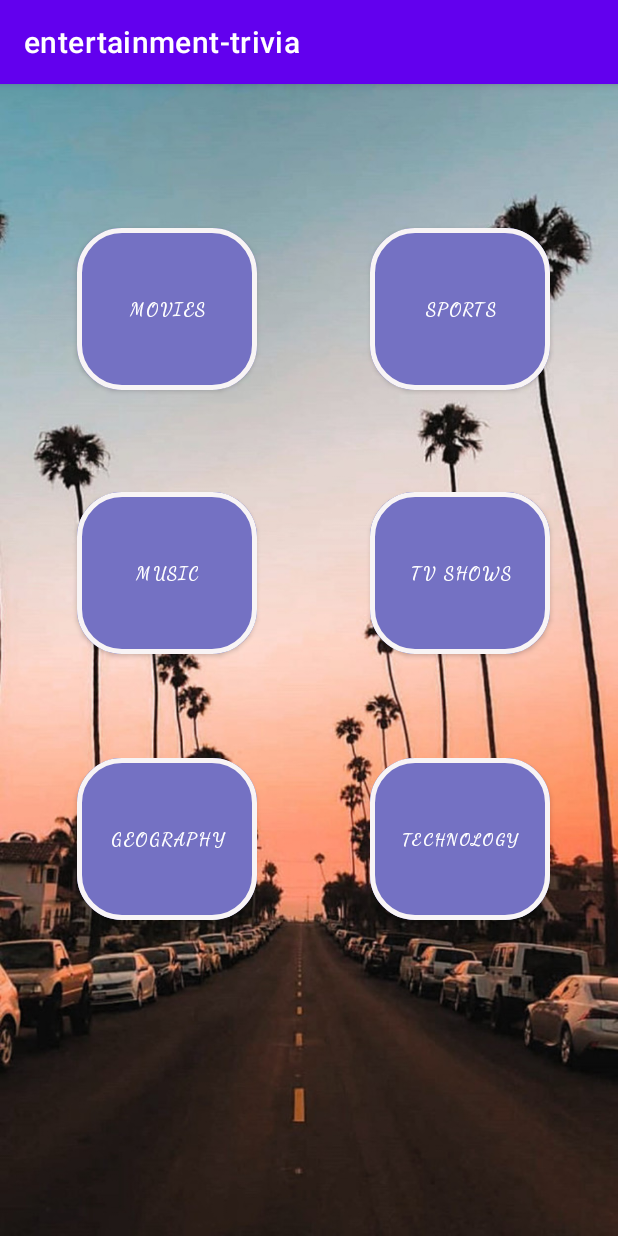
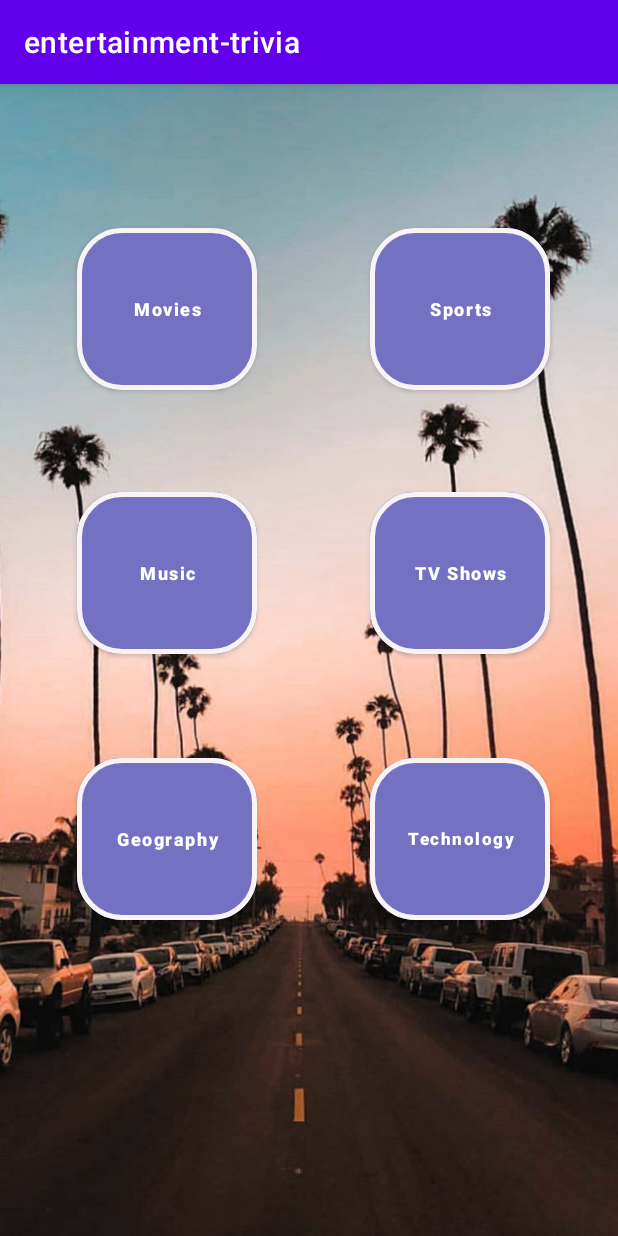
Before and after one commit to nteku/entertainment-trivia, an Android app: the MenuActivity screen opened directly, with no data from a screen before it, on a phone screen of 412 x 824 dp. Run offline under Robolectric (Android 15) with nearby library versions, the phone set to English and light mode, and no system bars.

Commit message:
Updated text Fonts and Movie UI

```diff
--- a/app/src/main/AndroidManifest.xml
+++ b/app/src/main/AndroidManifest.xml
@@ -9,6 +9,7 @@
         android:roundIcon="@mipmap/ic_launcher_round"
         android:supportsRtl="true"
         android:theme="@style/Theme.Entertainmenttrivia"
+
          >
         <activity
             android:name=".TechnologyActivity"
@@ -40,6 +41,7 @@
                 <category android:name="android.intent.category.LAUNCHER" />
             </intent-filter>
         </activity>
+
     </application>
-
+    <uses-permission android:name="android.permission.INTERNET"/>
 </manifest>
--- a/app/src/main/res/layout/activity_menu.xml
+++ b/app/src/main/res/layout/activity_menu.xml
@@ -12,7 +12,7 @@
         android:layout_width="120dp"
         android:layout_height="120dp"
         android:backgroundTint="#7471C3"
-        android:fontFamily="cursive"
+        android:textAllCaps="false"
         android:text="Movies"
         android:textStyle="bold"
         android:textSize="12sp"
@@ -31,7 +31,7 @@
         android:layout_width="120dp"
         android:layout_height="120dp"
         android:backgroundTint="#7471C3"
-        android:fontFamily="cursive"
+        android:textAllCaps="false"
         android:text="Sports"
         android:textStyle="bold"
         android:textSize="12sp"
@@ -50,7 +50,7 @@
         android:layout_width="120dp"
         android:layout_height="120dp"
         android:backgroundTint="#7471C3"
-        android:fontFamily="cursive"
+        android:textAllCaps="false"
         android:text="Music"
         android:textStyle="bold"
         android:textSize="12sp"
@@ -69,7 +69,7 @@
         android:layout_width="120dp"
         android:layout_height="120dp"
         android:backgroundTint="#7471C3"
-        android:fontFamily="cursive"
+        android:textAllCaps="false"
         android:text="TV Shows"
         android:textSize="12sp"
         app:cornerRadius="30dp"
@@ -88,7 +88,7 @@
         android:layout_width="120dp"
         android:layout_height="120dp"
         android:backgroundTint="#7471C3"
-        android:fontFamily="cursive"
+        android:textAllCaps="false"
         android:text="Geography"
         android:textStyle="bold"
         android:textSize="12sp"
@@ -107,7 +107,7 @@
         android:layout_width="120dp"
         android:layout_height="120dp"
         android:backgroundTint="#7471C3"
-        android:fontFamily="cursive"
+        android:textAllCaps="false"
         android:text="Technology"
         android:textStyle="bold"
         android:textSize="11sp"
```
Also changed, not shown: app/src/main/java/com/example/entertainment_trivia/MovieActivity.java (+17 -2 lines), app/src/main/res/layout/activity_movie.xml (+8 -14 lines), app/src/main/res/drawable/approve.jpeg (added), app/src/main/res/drawable/clap.gif (added), 2 other files.
